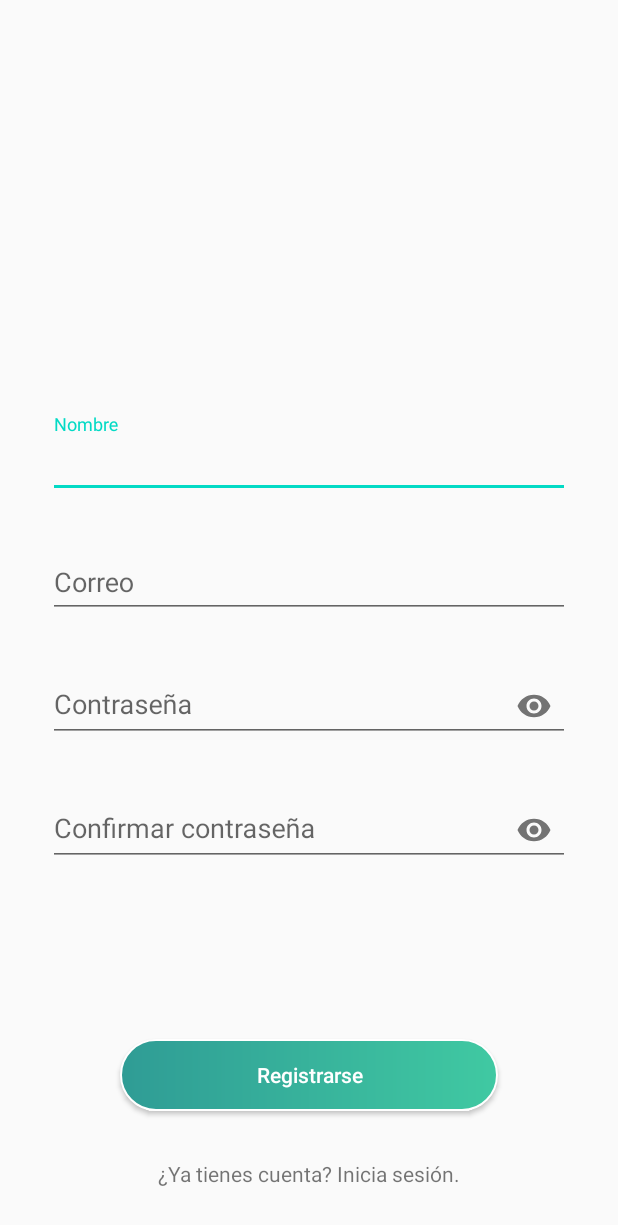
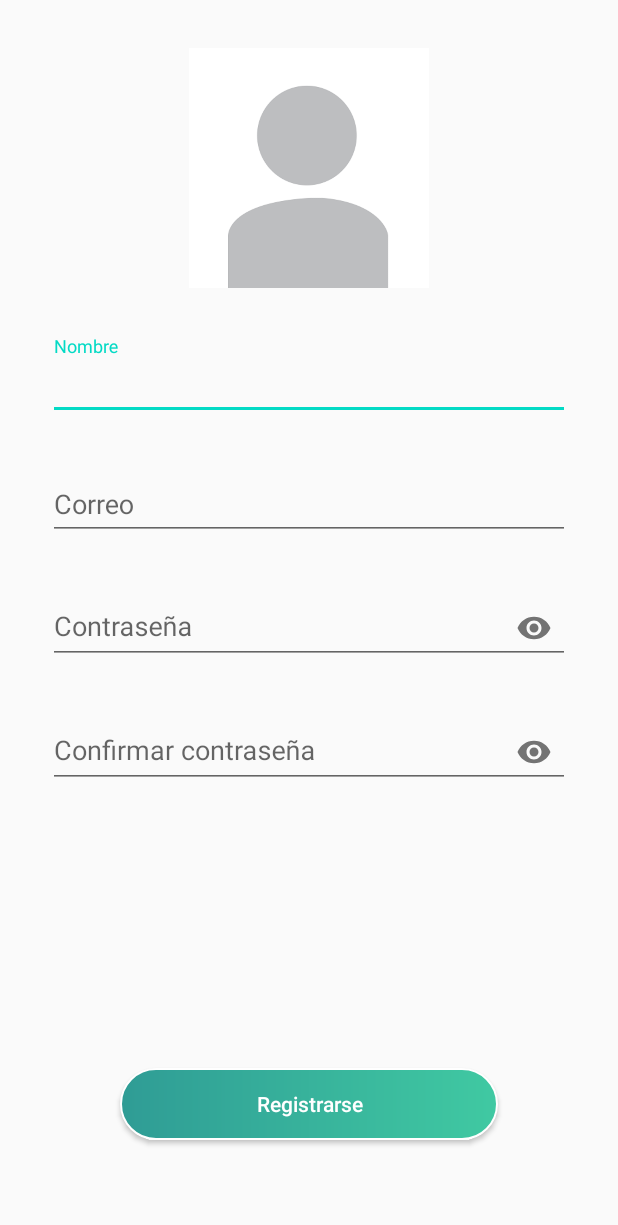
Before and after one commit to alvaroagr/InfoTransito, an Android app: the SignUpActivity screen opened directly, with no data from a screen before it, on a phone screen of 412 x 824 dp. Shown: the top 1225 px of the screen. Run offline under Robolectric (Android 15) with nearby library versions, the phone set to English and light mode, and no system bars; our stand-ins replace Firebase (no records; nobody signed in at launch, a user with empty details on screens opened directly).

Commit message:
update signup activity, add logo and default profile icon

```diff
--- a/app/src/main/java/com/example/infotransito/SignUpActivity.java
+++ b/app/src/main/java/com/example/infotransito/SignUpActivity.java
@@ -18,7 +18,6 @@ public class SignUpActivity extends AppCompatActivity {
 
     private TextInputLayout nameWrapper, emailWrapper, passwordWrapper, repasswordWrapper;
     private Button signupBtn;
-    private TextView loginLink;
 
     private FirebaseAuth auth;
     private FirebaseFirestore db;
@@ -33,13 +32,11 @@ public class SignUpActivity extends AppCompatActivity {
         passwordWrapper = findViewById(R.id.passwordWrapper);
         repasswordWrapper = findViewById(R.id.repasswordWrapper);
         signupBtn = findViewById(R.id.signupBtn);
-        loginLink = findViewById(R.id.loginLink);
 
         db = FirebaseFirestore.getInstance();
         auth = FirebaseAuth.getInstance();
 
         signupBtn.setOnClickListener(this::signUp);
-        loginLink.setOnClickListener(this::goToLogin);
     }
 
     private void signUp(View v){
@@ -108,12 +105,6 @@ public class SignUpActivity extends AppCompatActivity {
         finish();
     }
 
-    private void goToLogin(View v){
-        Intent i = new Intent(this, LoginActivity.class);
-        startActivity(i);
-        finish();
-    }
-
     @Override
     public void onBackPressed() {
         finish();
--- a/app/src/main/res/layout/activity_sign_up.xml
+++ b/app/src/main/res/layout/activity_sign_up.xml
@@ -11,11 +11,11 @@
         android:layout_width="0dp"
         android:layout_height="wrap_content"
         android:layout_marginStart="32dp"
-        android:layout_marginTop="276dp"
+        android:layout_marginTop="32dp"
         android:layout_marginEnd="32dp"
         app:layout_constraintEnd_toEndOf="parent"
         app:layout_constraintStart_toStartOf="parent"
-        app:layout_constraintTop_toTopOf="parent">
+        app:layout_constraintTop_toBottomOf="@+id/imageView2">
 
         <com.google.android.material.textfield.TextInputEditText
             android:layout_width="match_parent"
@@ -85,19 +85,20 @@
         android:layout_height="wrap_content"
         android:layout_marginStart="80dp"
         android:layout_marginEnd="80dp"
-        android:layout_marginBottom="32dp"
+        android:layout_marginBottom="64dp"
         android:text="Registrarse"
-        app:layout_constraintBottom_toTopOf="@+id/loginLink"
+        app:layout_constraintBottom_toBottomOf="parent"
         app:layout_constraintEnd_toEndOf="parent"
         app:layout_constraintStart_toStartOf="parent" />
 
-    <TextView
-        android:id="@+id/loginLink"
-        android:layout_width="wrap_content"
-        android:layout_height="wrap_content"
-        android:layout_marginBottom="32dp"
-        android:text="¿Ya tienes cuenta? Inicia sesión."
-        app:layout_constraintBottom_toBottomOf="parent"
+    <ImageView
+        android:id="@+id/imageView2"
+        android:layout_width="160dp"
+        android:layout_height="160dp"
+        android:layout_marginTop="32dp"
         app:layout_constraintEnd_toEndOf="parent"
-        app:layout_constraintStart_toStartOf="parent" />
+        app:layout_constraintStart_toStartOf="parent"
+        app:layout_constraintTop_toTopOf="parent"
+        app:srcCompat="@drawable/profile_def" />
+
 </androidx.constraintlayout.widget.ConstraintLayout>
```
Also changed, not shown: app/src/main/res/layout/activity_landing.xml (+10 -0 lines), app/src/main/res/layout/activity_login.xml (+10 -0 lines), app/src/main/res/drawable/logo.png (added), app/src/main/res/drawable/profile_def.png (added).
